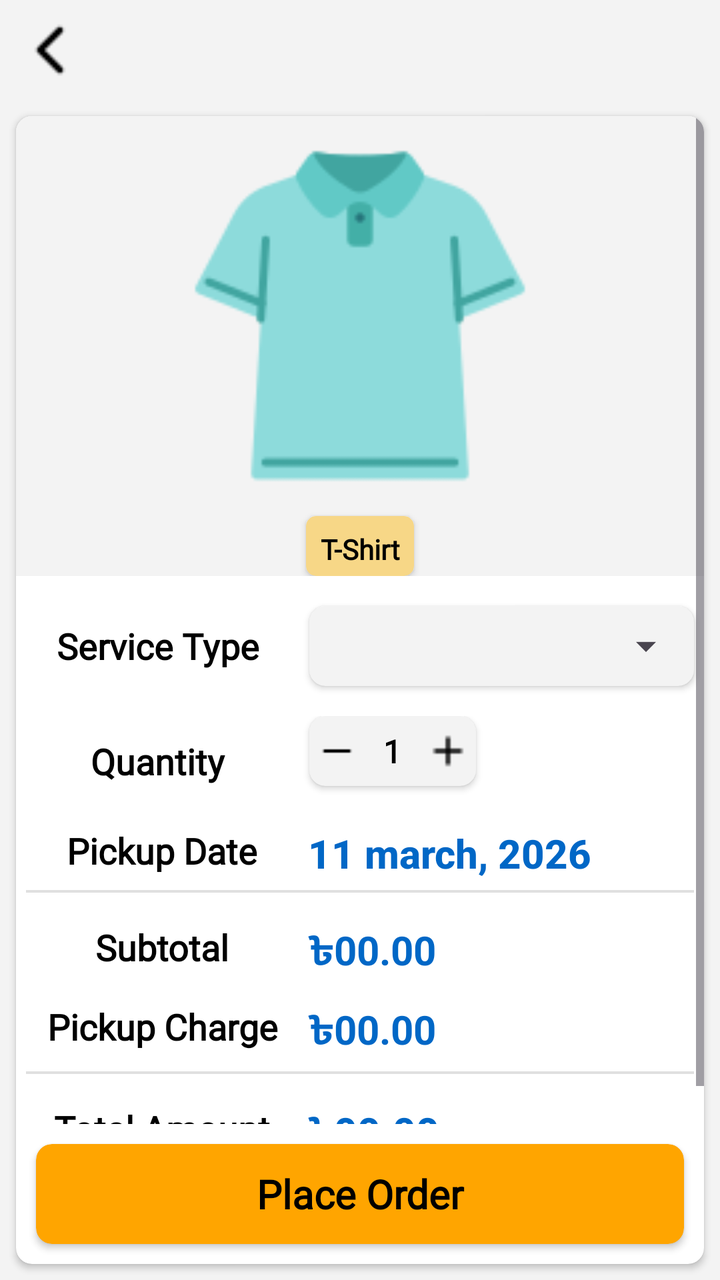
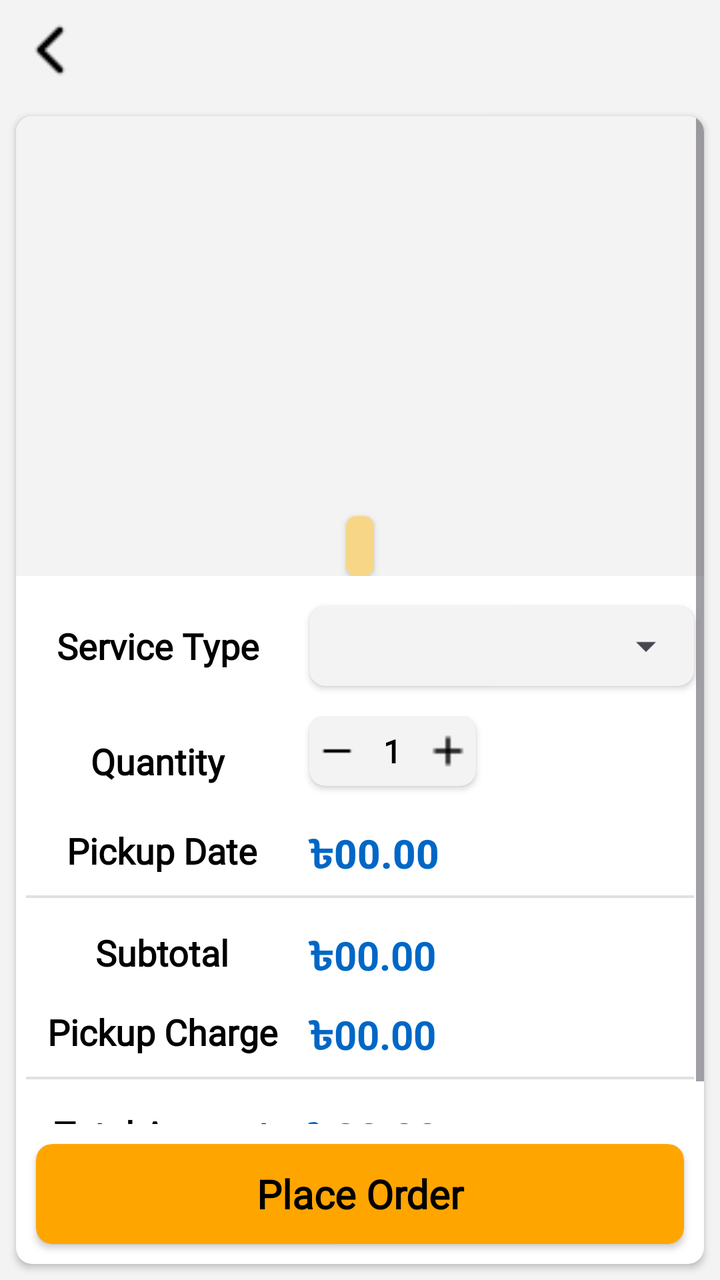

Two renders of the same Android screen: before a commit and after it. Below are the layout's source before the change and the commit's diff.
<!-- AndroidManifest.xml: application theme Theme.LaundryApp -->
<!-- res/layout/activity_service_show.xml -->
<?xml version="1.0" encoding="utf-8"?>
<LinearLayout xmlns:android="http://schemas.android.com/apk/res/android"
    xmlns:app="http://schemas.android.com/apk/res-auto"
    xmlns:tools="http://schemas.android.com/tools"
    android:id="@+id/main"
    android:layout_width="match_parent"
    android:layout_height="match_parent"
    android:orientation="vertical"
    android:background="#f3f3f3"
    tools:context=".HomePage.Service_Show">

    <LinearLayout
        android:layout_width="match_parent"
        android:layout_height="wrap_content"
        android:orientation="horizontal">

        <ImageView
            android:layout_width="40dp"
            android:layout_height="40dp"
            android:layout_margin="5dp"
            android:src="@drawable/left" />

    </LinearLayout>


    <androidx.cardview.widget.CardView
        android:layout_width="match_parent"
        android:layout_height="0dp"
        android:layout_margin="8dp"
        android:layout_weight="1"
        app:cardBackgroundColor="@color/white"
        app:cardCornerRadius="8dp"
        app:cardElevation="2dp">

        <LinearLayout
            android:layout_width="match_parent"
            android:layout_height="match_parent"
            android:orientation="vertical">


            <ScrollView
                android:layout_width="match_parent"
                android:layout_height="0dp"
                android:layout_weight="1">

                <LinearLayout
                    android:layout_width="match_parent"
                    android:layout_height="wrap_content"
                    android:orientation="vertical">


                    <LinearLayout
                        android:layout_width="match_parent"
                        android:layout_height="230dp"
                        android:orientation="vertical"
                        android:background="#f3f3f3">

                        <ImageView
                            android:layout_width="match_parent"
                            android:layout_height="200dp"
                            android:padding="15dp"
                            android:background="#f3f3f3"
                            android:src="@drawable/tshirt" />

                        <androidx.cardview.widget.CardView
                            android:layout_width="wrap_content"
                            android:layout_height="30dp"
                            android:layout_gravity="center"
                            android:layout_marginBottom="5dp"
                            app:cardElevation="2dp"
                            app:cardCornerRadius="5dp"
                            app:cardBackgroundColor="@color/y1">

                            <TextView
                                android:layout_width="match_parent"
                                android:layout_height="wrap_content"
                                android:fontFamily="@font/button"
                                android:gravity="center"
                                android:padding="7dp"
                                android:text="T-Shirt"
                                android:textColor="@color/black"
                                android:textSize="14sp"
                                android:textStyle="bold" />

                        </androidx.cardview.widget.CardView>

                    </LinearLayout>


                    <LinearLayout
                        android:layout_width="match_parent"
                        android:layout_height="50sp"
                        android:orientation="horizontal"
                        android:weightSum="4"
                        android:layout_marginTop="10dp">

                        <TextView
                            android:layout_width="0dp"
                            android:layout_height="match_parent"
                            android:layout_weight="1.7"
                            android:textStyle="bold"
                            android:fontFamily="@font/button"
                            android:textColor="@color/black"
                            android:textSize="18sp"
                            android:textAlignment="center"
                            android:gravity="center"
                            android:text="Service Type"/>

                        <androidx.cardview.widget.CardView
                            android:layout_width="0dp"
                            android:layout_height="match_parent"
                            app:cardBackgroundColor="#f3f3f3"
                            app:cardCornerRadius="8dp"
                            android:layout_weight="2.3"
                            android:layout_margin="5dp"
                            app:cardElevation="2dp">

                            <Spinner
                                android:layout_width="match_parent"
                                android:layout_height="match_parent"
                                android:layout_marginLeft="10dp"
                                />

                        </androidx.cardview.widget.CardView>


                    </LinearLayout>



                    <LinearLayout
                        android:layout_width="match_parent"
                        android:layout_height="45sp"
                        android:orientation="horizontal"
                        android:weightSum="4"
                        android:layout_marginTop="10dp"
                 >

                        <TextView
                            android:layout_width="0dp"
                            android:layout_height="match_parent"
                            android:layout_weight="1.7"
                            android:textStyle="bold"
                            android:fontFamily="@font/button"
                            android:textColor="@color/black"
                            android:textSize="18sp"
                            android:textAlignment="center"
                            android:gravity="center"
                            android:text="Quantity"/>

                        <androidx.cardview.widget.CardView
                            android:layout_width="0dp"
                            android:layout_height="match_parent"
                            app:cardBackgroundColor="#f3f3f3"
                            app:cardCornerRadius="8dp"
                            android:layout_gravity="end"
                            android:layout_weight="1"
                            android:layout_margin="5dp"
                            app:cardElevation="2dp">
                            <LinearLayout
                                android:layout_width="match_parent"
                                android:layout_height="match_parent"
                                android:orientation="horizontal"
                                android:weightSum="3">

                                <ImageView
                                    android:layout_width="0dp"
                                    android:layout_height="match_parent"
                                    android:layout_weight="1"
                                    android:src="@drawable/math"
                                    android:layout_margin="4dp"/>


                                <TextView
                                    android:layout_width="0dp"
                                    android:layout_height="match_parent"
                                    android:layout_weight="1"
                                    android:text="1"
                                    android:textSize="16sp"
                                    android:textColor="@color/black"
                                    android:textStyle="bold"
                                    android:fontFamily="@font/button"
                                    android:textAlignment="center"
                                    android:gravity="center"
                                    android:layout_margin="4dp"/>

                                <ImageView
                                    android:layout_width="0dp"
                                    android:layout_height="match_parent"
                                    android:layout_weight="1"
                                    android:src="@drawable/add"
                                    android:layout_margin="4dp"/>

                            </LinearLayout>
                        </androidx.cardview.widget.CardView>
                    </LinearLayout>

                    <LinearLayout
                        android:layout_width="match_parent"
                        android:layout_height="wrap_content"
                        android:orientation="horizontal"
                        android:weightSum="4"
                        android:layout_marginTop="10dp"
                        >

                        <TextView
                            android:layout_width="0dp"
                            android:layout_height="match_parent"
                            android:layout_weight="1.7"
                            android:textStyle="bold"
                            android:fontFamily="@font/button"
                            android:textColor="@color/black"
                            android:textSize="18sp"
                            android:textAlignment="center"
                            android:text="Pickup Date"/>

                        <TextView
                            android:layout_width="0dp"
                            android:layout_height="match_parent"
                            android:layout_weight="2.3"
                            android:textStyle="bold"
                            android:fontFamily="sans-serif-medium"
                            android:textColor="#0067c6"
                            android:textSize="20sp"
                            android:textAlignment="textStart"
                            android:text="11 march, 2026"/>

                    </LinearLayout>

                    <View
                    android:layout_width="match_parent"
                    android:background="#E0E0E0"
                    android:layout_margin="5dp"
                    android:layout_height="1.4dp"/>

                    <LinearLayout
                        android:layout_width="match_parent"
                        android:layout_height="wrap_content"
                        android:orientation="horizontal"
                        android:weightSum="4"
                        android:layout_marginTop="10dp"
                        >

                        <TextView
                            android:layout_width="0dp"
                            android:layout_height="match_parent"
                            android:layout_weight="1.7"
                            android:textStyle="bold"
                            android:fontFamily="@font/button"
                            android:textColor="@color/black"
                            android:textSize="18sp"
                            android:textAlignment="center"
                            android:text="Subtotal"/>

                        <TextView
                            android:layout_width="0dp"
                            android:layout_height="match_parent"
                            android:layout_weight="2.3"
                            android:textStyle="bold"
                            android:fontFamily="sans-serif"
                            android:textColor="#0067c6"
                            android:textSize="20sp"
                            android:textAlignment="textStart"
                            android:text="৳00.00"/>


                    </LinearLayout>

                    <LinearLayout
                        android:layout_width="match_parent"
                        android:layout_height="wrap_content"
                        android:orientation="horizontal"
                        android:weightSum="4"
                        android:layout_marginTop="10dp"
                       >

                        <TextView
                            android:layout_width="0dp"
                            android:layout_height="match_parent"
                            android:layout_weight="1.7"
                            android:textStyle="bold"
                            android:fontFamily="@font/button"
                            android:textColor="@color/black"
                            android:textSize="18sp"
                            android:textAlignment="center"
                            android:text="Pickup Charge"/>

                        <TextView
                            android:layout_width="0dp"
                            android:layout_height="match_parent"
                            android:layout_weight="2.3"
                            android:textStyle="bold"
                            android:fontFamily="sans-serif"
                            android:textColor="#0067c6"
                            android:textSize="20sp"
                            android:textAlignment="textStart"
                            android:text="৳00.00"/>

                    </LinearLayout>
                    <View
                        android:layout_width="match_parent"
                        android:background="#E0E0E0"
                        android:layout_margin="5dp"
                        android:layout_height="1.4dp"/>


                    <LinearLayout
                        android:layout_width="match_parent"
                        android:layout_height="0dp"
                        android:orientation="horizontal"
                        android:weightSum="4"
                        android:layout_marginTop="10dp"
                        android:layout_weight="0.7">

                        <TextView
                            android:layout_width="0dp"
                            android:layout_height="match_parent"
                            android:layout_weight="1.7"
                            android:textStyle="bold"
                            android:fontFamily="@font/button"
                            android:textColor="@color/black"
                            android:textSize="18sp"
                            android:textAlignment="center"
                            android:text="Total Amount"/>

                        <TextView
                            android:layout_width="0dp"
                            android:layout_height="match_parent"
                            android:layout_weight="2.3"
                            android:textStyle="bold"
                            android:fontFamily="sans-serif-medium"
                            android:textColor="#0067c6"
                            android:textSize="20sp"
                            android:textAlignment="textStart"
                            android:text="৳00.00"/>

                    </LinearLayout>

                </LinearLayout>
            </ScrollView>


            <androidx.cardview.widget.CardView
                android:id="@+id/item_order"
                android:layout_width="match_parent"
                android:layout_height="50dp"
                android:layout_margin="10dp"
                app:cardBackgroundColor="#FFA500"
                app:cardCornerRadius="8dp"
                app:cardElevation="2dp">

                <TextView
                    android:layout_width="match_parent"
                    android:layout_height="match_parent"
                    android:text="Place Order"
                    android:textColor="@color/black"
                    android:textSize="20sp"
                    android:textStyle="bold"
                    android:gravity="center"
                    android:fontFamily="@font/button"/>

            </androidx.cardview.widget.CardView>

        </LinearLayout>

    </androidx.cardview.widget.CardView>

</LinearLayout>
<!-- resources referenced by this layout -->
<resources>
  <color name="black">#FF000000</color>
  <color name="white">#FFFFFFFF</color>
  <color name="y1">#f7d787</color>
  <!-- drawable add: png bitmap (drawable, 183 bytes) -->
  <!-- drawable left: png bitmap (drawable, 245 bytes) -->
  <!-- drawable math: png bitmap (drawable, 166 bytes) -->
  <!-- drawable tshirt: png bitmap (drawable, 4570 bytes) -->
  <style name="Theme.LaundryApp" parent="Base.Theme.LaundryApp" />
  <style name="Base.Theme.LaundryApp" parent="Theme.Material3.DayNight.NoActionBar">
          
          
      </style>
</resources>

<!-- the commit's change to res/layout/activity_service_show.xml (unified diff, before → after) -->
@@ -56,11 +56,12 @@
                         android:background="#f3f3f3">
 
                         <ImageView
+                            android:id="@+id/image"
                             android:layout_width="match_parent"
                             android:layout_height="200dp"
                             android:padding="15dp"
                             android:background="#f3f3f3"
-                            android:src="@drawable/tshirt" />
+                           />
 
                         <androidx.cardview.widget.CardView
                             android:layout_width="wrap_content"
@@ -72,12 +73,12 @@
                             app:cardBackgroundColor="@color/y1">
 
                             <TextView
+                                android:id="@+id/product_name"
                                 android:layout_width="match_parent"
                                 android:layout_height="wrap_content"
                                 android:fontFamily="@font/button"
                                 android:gravity="center"
                                 android:padding="7dp"
-                                android:text="T-Shirt"
                                 android:textColor="@color/black"
                                 android:textSize="14sp"
                                 android:textStyle="bold" />
@@ -116,6 +117,7 @@
                             app:cardElevation="2dp">
 
                             <Spinner
+                                android:id="@+id/spinner"
                                 android:layout_width="match_parent"
                                 android:layout_height="match_parent"
                                 android:layout_marginLeft="10dp"
@@ -166,12 +168,14 @@
                                 <ImageView
                                     android:layout_width="0dp"
                                     android:layout_height="match_parent"
+                                    android:id="@+id/minus_button"
                                     android:layout_weight="1"
                                     android:src="@drawable/math"
                                     android:layout_margin="4dp"/>
 
 
                                 <TextView
+                                    android:id="@+id/quantity"
                                     android:layout_width="0dp"
                                     android:layout_height="match_parent"
                                     android:layout_weight="1"
@@ -189,6 +193,7 @@
                                     android:layout_height="match_parent"
                                     android:layout_weight="1"
                                     android:src="@drawable/add"
+                                    android:id="@+id/plus_button"
                                     android:layout_margin="4dp"/>
 
                             </LinearLayout>
@@ -215,15 +220,17 @@
                             android:text="Pickup Date"/>
 
                         <TextView
-                            android:layout_width="0dp"
-                            android:layout_height="match_parent"
-                            android:layout_weight="2.3"
-                            android:textStyle="bold"
+                            android:id="@+id/pickup_date"
+                            android:layout_width="0dp"
+                            android:layout_height="match_parent"
+                            android:layout_weight="2.3"
+                            android:textStyle="bold"
+                            android:text="৳00.00"
                             android:fontFamily="sans-serif-medium"
                             android:textColor="#0067c6"
                             android:textSize="20sp"
                             android:textAlignment="textStart"
-                            android:text="11 march, 2026"/>
+                            />
 
                     </LinearLayout>
 
@@ -253,6 +260,7 @@
                             android:text="Subtotal"/>
 
                         <TextView
+                            android:id="@+id/sub_total"
                             android:layout_width="0dp"
                             android:layout_height="match_parent"
                             android:layout_weight="2.3"
@@ -324,6 +332,7 @@
                             android:text="Total Amount"/>
 
                         <TextView
+                            android:id="@+id/total_amount"
                             android:layout_width="0dp"
                             android:layout_height="match_parent"
                             android:layout_weight="2.3"
@@ -341,6 +350,7 @@
 
 
             <androidx.cardview.widget.CardView
+
                 android:id="@+id/item_order"
                 android:layout_width="match_parent"
                 android:layout_height="50dp"
@@ -360,9 +370,7 @@
                     android:fontFamily="@font/button"/>
 
             </androidx.cardview.widget.CardView>
-
         </LinearLayout>
-
     </androidx.cardview.widget.CardView>
 
 </LinearLayout>
<!-- resource entries referenced after the edit -->
@@ -6,7 +6,6 @@
   <!-- drawable add: png bitmap (drawable, 183 bytes) -->
   <!-- drawable left: png bitmap (drawable, 245 bytes) -->
   <!-- drawable math: png bitmap (drawable, 166 bytes) -->
-  <!-- drawable tshirt: png bitmap (drawable, 4570 bytes) -->
   <style name="Theme.LaundryApp" parent="Base.Theme.LaundryApp" />
   <style name="Base.Theme.LaundryApp" parent="Theme.Material3.DayNight.NoActionBar">
           
